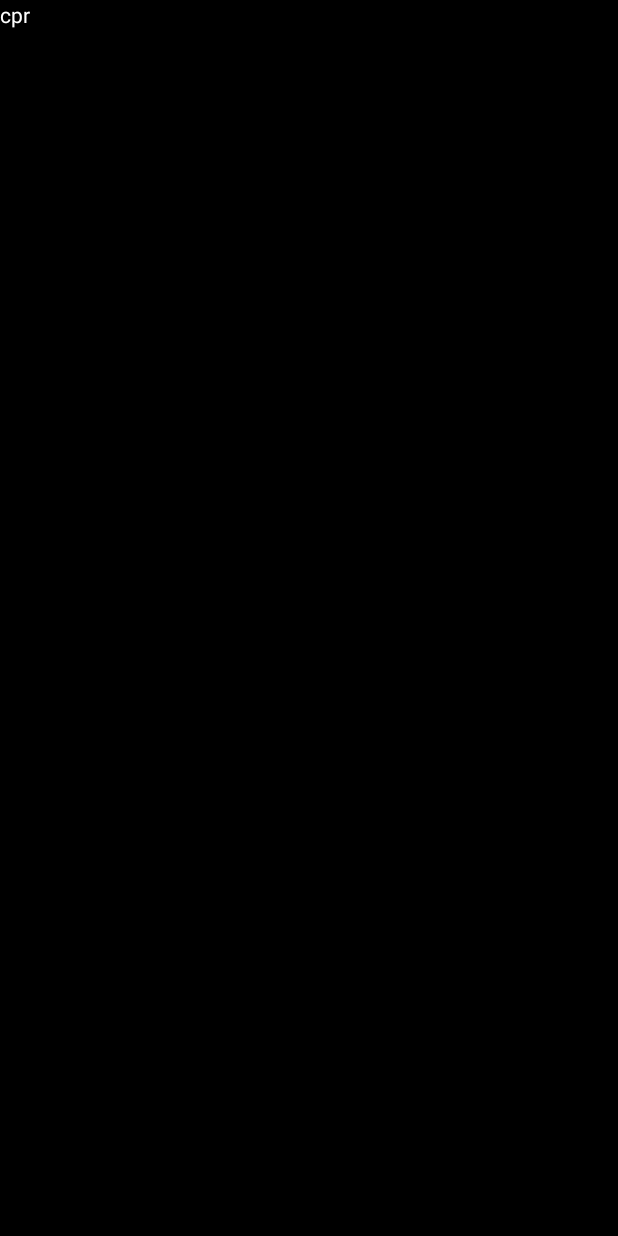
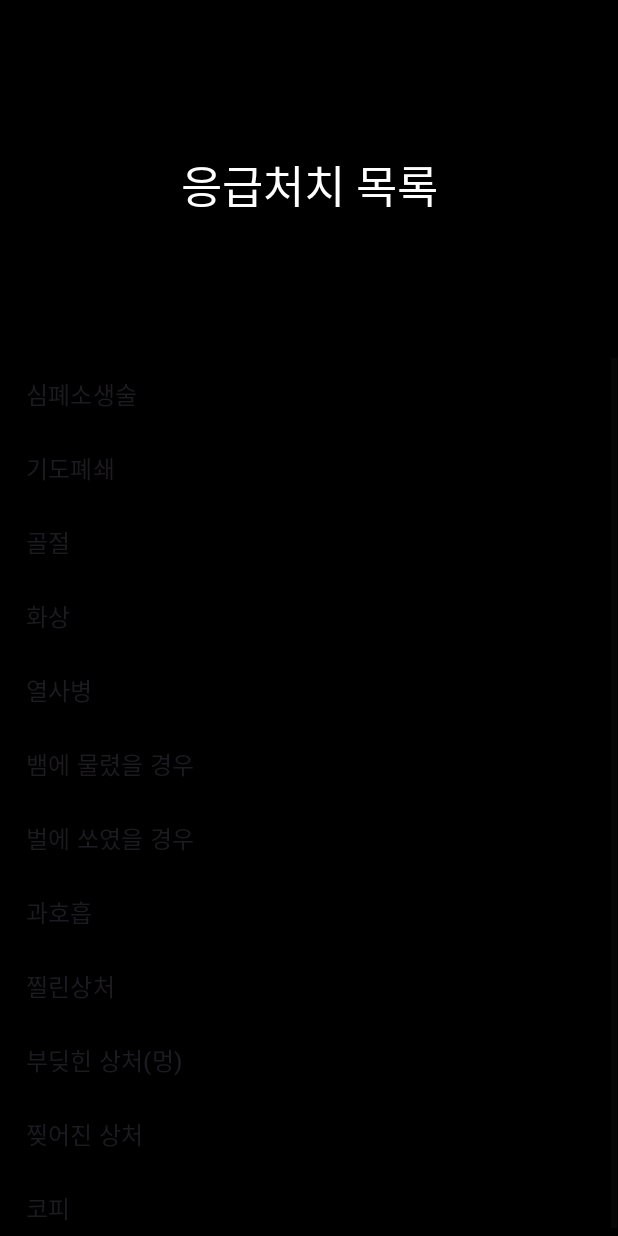
Before and after one commit to pjy0308/FirstAidMaster, an Android app: the FirstAidList screen opened directly, with no data from a screen before it, on a phone screen of 412 x 824 dp. Before the commit the screen is almost empty. Run offline under Robolectric (Android 15) with nearby library versions, the phone set to English and light mode, and no system bars.

Commit message:
응급처치 목록 리스트뷰 구현, 글자색 변경 필요

```diff
--- a/app/src/main/java/com/example/firstaidmaster/FirstAidList.kt
+++ b/app/src/main/java/com/example/firstaidmaster/FirstAidList.kt
@@ -2,15 +2,25 @@ package com.example.firstaidmaster
 
 import androidx.appcompat.app.AppCompatActivity
 import android.os.Bundle
+import android.view.View
+import android.widget.ArrayAdapter
+import android.widget.ListView
+import android.widget.TextView
 
 class FirstAidList : AppCompatActivity() {
-
-
 
     override fun onCreate(savedInstanceState: Bundle?) {
         super.onCreate(savedInstanceState)
         setContentView(R.layout.activity_first_aid_list)
 
+        val listView = findViewById<ListView>(R.id.listView)
+        val items = arrayOf("심폐소생술", "기도폐쇄", "골절", "화상", "열사병", "뱀에 물렸을 경우",
+            "벌에 쏘였을 경우", "과호흡", "찔린상처", "부딪힌 상처(멍)", "찢어진 상처", "코피")
 
+        val arrayAdapter: ArrayAdapter<String> = ArrayAdapter(
+            this, android.R.layout.simple_list_item_1, items
+        )
+
+        listView.adapter = arrayAdapter
     }
 }
--- a/app/src/main/res/layout/activity_first_aid_list.xml
+++ b/app/src/main/res/layout/activity_first_aid_list.xml
@@ -1,18 +1,37 @@
 <?xml version="1.0" encoding="utf-8"?>
-<LinearLayout xmlns:android="http://schemas.android.com/apk/res/android"
+<androidx.constraintlayout.widget.ConstraintLayout xmlns:android="http://schemas.android.com/apk/res/android"
     xmlns:app="http://schemas.android.com/apk/res-auto"
     xmlns:tools="http://schemas.android.com/tools"
+    android:id="@+id/ConstraintLayout"
     android:layout_width="match_parent"
     android:layout_height="match_parent"
     android:background="@color/black"
-    tools:context=".FirstAidList">
+    tools:context=".FirstAidList" >
+
+    <ListView
+        android:id="@+id/listView"
+        android:layout_width="410dp"
+        android:layout_height="585dp"
+        app:layout_constraintBottom_toBottomOf="parent"
+        app:layout_constraintEnd_toEndOf="parent"
+        app:layout_constraintHorizontal_bias="0.666"
+        app:layout_constraintStart_toStartOf="parent"
+        app:layout_constraintTop_toTopOf="parent"
+        app:layout_constraintVertical_bias="1.0" />
+
+    <TextView
+        android:id="@+id/listTitle"
+        android:layout_width="406dp"
+        android:layout_height="37dp"
+        android:text="응급처치 목록"
+        android:textAlignment="center"
+        android:textAppearance="@style/TextAppearance.AppCompat.Large"
+        android:textColor="@color/white"
+        android:textSize="30sp"
+        app:layout_constraintBottom_toTopOf="@+id/listView"
+        app:layout_constraintEnd_toEndOf="parent"
+        app:layout_constraintStart_toStartOf="parent"
+        app:layout_constraintTop_toTopOf="parent" />
 
 
-    <TextView
-        android:id="@+id/cpr"
-        android:layout_width="wrap_content"
-        android:layout_height="wrap_content"
-        android:layout_weight="1"
-        android:text="cpr"
-        android:textColor="@color/white" />
-</LinearLayout>
+</androidx.constraintlayout.widget.ConstraintLayout>
--- /dev/null
+++ b/app/src/main/res/layout/text_color_layout.xml
@@ -0,0 +1,12 @@
+<?xml version="1.0" encoding="utf-8"?>
+<TextView xmlns:android="http://schemas.android.com/apk/res/android"
+
+    android:id="@+id/item_text"
+    android:layout_width="match_parent"
+    android:layout_height="match_parent"
+    android:background="@color/black"
+    android:text="심폐소생술"
+    android:textColor="@color/white"
+    android:textSize="24sp">
+
+</TextView>
```
